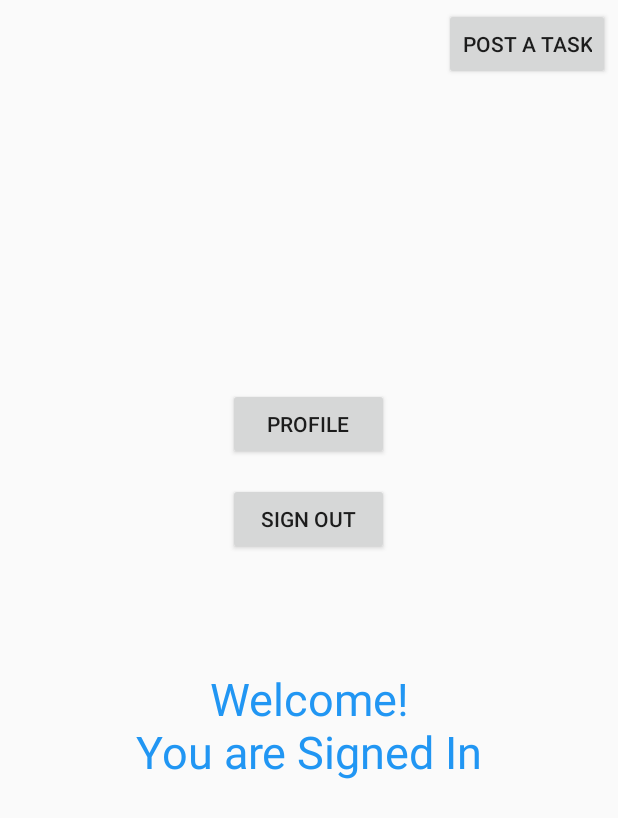
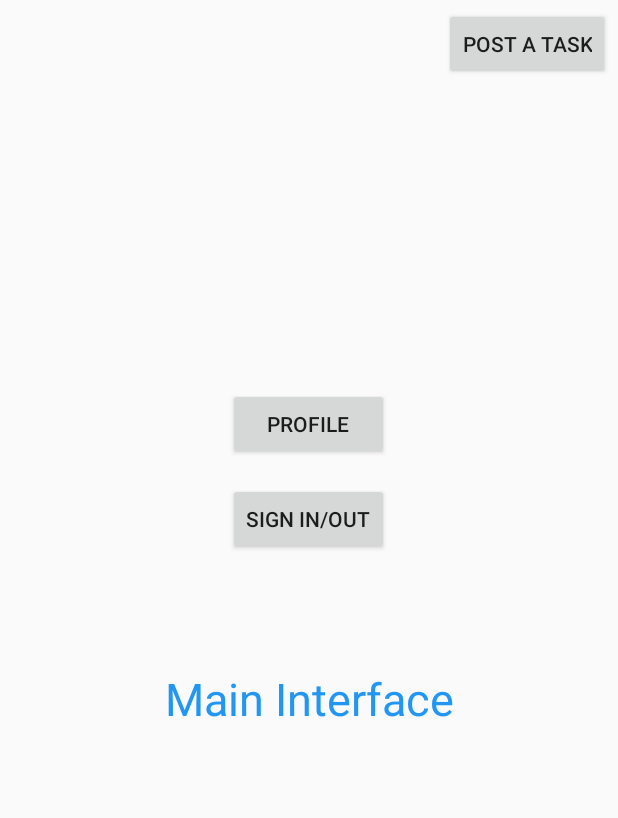
Before and after one commit to muaadra/QuickCash, an Android app: the MainActivity screen opened directly, with no data from a screen before it, on a phone screen of 412 x 824 dp. Shown: the top 818 px of the screen. Run offline under Robolectric (Android 15) with nearby library versions, the phone set to English and light mode, and no system bars.

Commit message:
feature: US-6

```diff
--- a/app/src/main/AndroidManifest.xml
+++ b/app/src/main/AndroidManifest.xml
@@ -18,10 +18,10 @@
         <activity android:name=".PostATaskActivity"></activity>
         <activity android:name=".MyPosts" />
         <activity android:name=".EditProfile" />
-        <activity android:name=".WelcomeActivity" />
+        <activity android:name=".MainActivity" />
         <activity android:name=".SignUpActivity" />
         <activity android:name=".SignInActivity" />
-        <activity android:name=".MainActivity">
+        <activity android:name=".WelcomeActivity">
             <intent-filter>
                 <action android:name="android.intent.action.MAIN" />
 
--- a/app/src/main/java/com/softeng/quickcash/MainActivity.java
+++ b/app/src/main/java/com/softeng/quickcash/MainActivity.java
@@ -13,31 +13,19 @@ public class MainActivity extends AppCompatActivity {
     protected void onCreate(Bundle savedInstanceState) {
         super.onCreate(savedInstanceState);
         setContentView(R.layout.activity_main);
-
-        //check if user is signed in
-        userSignedInCheck();
-
-    }
-
-    /**
-     * checks if this is the first user run
-     */
-    private void userSignedInCheck() {
-        if (!UserStatusData.isUserSignIn(this)) {
-            //go to next activity
-            Intent intent = new Intent(this, WelcomeActivity.class);
-            startActivity(intent);
-        }
     }
 
 
+
+
     /**
-     * runs when sig-out button is clicked
+     * runs when sigIn/out button is clicked
      */
-    public void signOutOnClickButton(View view) {
-        //set user status to signed out
-        UserStatusData.setUserSignInToFalse(this);
-
+    public void signInOrOutOnClickButton(View view) {
+        if(UserStatusData.isUserSignIn(this)){
+            //set user status to signed out
+            UserStatusData.setUserSignInToFalse(this);
+        }
         //go to next activity
         Intent intent = new Intent(this, WelcomeActivity.class);
         startActivity(intent);
@@ -47,15 +35,19 @@ public class MainActivity extends AppCompatActivity {
      * runs when post task button is clicked
      */
     public void gotToMyPostsOnButtonClick(View view) {
-        Intent intent = new Intent(this, MyPosts.class);
-        startActivity(intent);
+        if(!UserStatusData.isUserSignIn(this)){
+            Intent intent = new Intent(this, SignUpActivity.class);
+            startActivity(intent);
+        }else {
+            Intent intent = new Intent(this, MyPosts.class);
+            startActivity(intent);
+        }
     }
 
     /**
      * runs when go to profile button is clicked
      */
     public void goToProfileOnClickButton(View view) {
-        //go to next activity
         Intent intent = new Intent(this, EditProfile.class);
         startActivity(intent);
     }
--- a/app/src/main/res/layout/activity_main.xml
+++ b/app/src/main/res/layout/activity_main.xml
@@ -39,8 +39,8 @@
         android:layout_height="wrap_content"
         android:layout_gravity="center"
         android:layout_margin="15dp"
-        android:onClick="signOutOnClickButton"
-        android:text="Sign Out" />
+        android:onClick="signInOrOutOnClickButton"
+        android:text="Sign In/Out" />
 
     <TextView
         android:id="@+id/SignInStatus"
@@ -48,7 +48,7 @@
         android:layout_height="wrap_content"
         android:layout_marginTop="60dp"
         android:gravity="center"
-        android:text="Welcome!\nYou are Signed In"
+        android:text="Main Interface"
         android:textColor="#2196F3"
         android:textSize="30sp" />
 
```
Also changed, not shown: app/src/main/java/com/softeng/quickcash/WelcomeActivity.java (+14 -1 lines), 1 other file.
